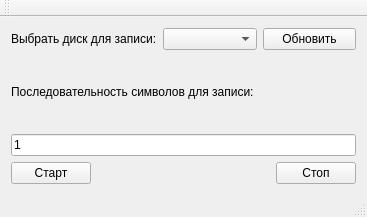
The window that mainwindow.ui (pivleonid/testRecord) describes before a commit, drawn with Qt 5.
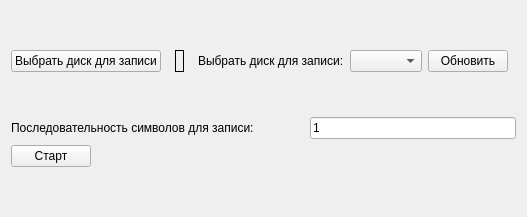
The same window after the commit.

```diff
--- a/mainwindow.ui
+++ b/mainwindow.ui
@@ -6,7 +6,7 @@
    <rect>
     <x>0</x>
     <y>0</y>
-    <width>367</width>
+    <width>527</width>
     <height>217</height>
    </rect>
   </property>
@@ -14,55 +14,109 @@
    <string>MainWindow</string>
   </property>
   <widget class="QWidget" name="centralWidget">
-   <layout class="QGridLayout" name="gridLayout_4">
-    <item row="0" column="0">
      <layout class="QGridLayout" name="gridLayout_3">
       <item row="0" column="0">
        <layout class="QGridLayout" name="gridLayout">
-        <item row="0" column="0">
+      <item row="0" column="7">
+       <spacer name="horizontalSpacer_2">
+        <property name="orientation">
+         <enum>Qt::Horizontal</enum>
+        </property>
+        <property name="sizeHint" stdset="0">
+         <size>
+          <width>40</width>
+          <height>20</height>
+         </size>
+        </property>
+       </spacer>
+      </item>
+      <item row="0" column="4">
          <widget class="QLabel" name="label">
           <property name="text">
            <string>Выбрать диск для записи:</string>
           </property>
          </widget>
         </item>
-        <item row="0" column="1">
+      <item row="0" column="5">
          <widget class="QComboBox" name="comboBox"/>
         </item>
-        <item row="0" column="2">
+      <item row="0" column="6">
          <widget class="QPushButton" name="refresh_btn">
           <property name="text">
            <string>Обновить</string>
           </property>
          </widget>
         </item>
+      <item row="0" column="0">
+       <widget class="QPushButton" name="linuxBtn">
+        <property name="text">
+         <string>Выбрать диск для записи</string>
+        </property>
+       </widget>
+      </item>
+      <item row="0" column="3">
+       <spacer name="horizontalSpacer">
+        <property name="orientation">
+         <enum>Qt::Horizontal</enum>
+        </property>
+        <property name="sizeHint" stdset="0">
+         <size>
+          <width>40</width>
+          <height>20</height>
+         </size>
+        </property>
+       </spacer>
+      </item>
+      <item row="0" column="2">
+       <widget class="QLabel" name="label_3">
+        <property name="frameShape">
+         <enum>QFrame::Panel</enum>
+        </property>
+        <property name="text">
+         <string/>
+        </property>
+       </widget>
+      </item>
+      <item row="0" column="1">
+       <spacer name="horizontalSpacer_4">
+        <property name="orientation">
+         <enum>Qt::Horizontal</enum>
+        </property>
+        <property name="sizeHint" stdset="0">
+         <size>
+          <width>40</width>
+          <height>20</height>
+         </size>
+        </property>
+       </spacer>
+      </item>
        </layout>
       </item>
       <item row="1" column="0">
+     <layout class="QGridLayout" name="gridLayout_2">
+      <item row="0" column="0" colspan="2">
        <widget class="QLabel" name="label_2">
         <property name="text">
          <string>Последовательность символов для записи:</string>
         </property>
        </widget>
       </item>
-      <item row="2" column="0">
+      <item row="0" column="2">
        <widget class="QLineEdit" name="symbols">
         <property name="text">
          <string>1</string>
         </property>
        </widget>
       </item>
-      <item row="3" column="0">
-       <layout class="QGridLayout" name="gridLayout_2">
-        <item row="0" column="0">
+      <item row="1" column="0">
          <widget class="QPushButton" name="startBtn">
           <property name="text">
            <string>Старт</string>
           </property>
          </widget>
         </item>
-        <item row="0" column="1">
-         <spacer name="horizontalSpacer">
+      <item row="1" column="1">
+       <spacer name="horizontalSpacer_3">
           <property name="orientation">
            <enum>Qt::Horizontal</enum>
           </property>
@@ -74,43 +128,18 @@
           </property>
          </spacer>
         </item>
-        <item row="0" column="2">
-         <widget class="QPushButton" name="stopBtn">
-          <property name="text">
-           <string>Стоп</string>
-          </property>
-         </widget>
-        </item>
        </layout>
       </item>
      </layout>
-    </item>
-   </layout>
+   <zorder>label_2</zorder>
+   <zorder>symbols</zorder>
+   <zorder>startBtn</zorder>
    <zorder></zorder>
    <zorder>label</zorder>
    <zorder>comboBox</zorder>
    <zorder>refresh_btn</zorder>
    <zorder>horizontalSpacer</zorder>
   </widget>
-  <widget class="QMenuBar" name="menuBar">
-   <property name="geometry">
-    <rect>
-     <x>0</x>
-     <y>0</y>
-     <width>367</width>
-     <height>26</height>
-    </rect>
-   </property>
-  </widget>
-  <widget class="QToolBar" name="mainToolBar">
-   <attribute name="toolBarArea">
-    <enum>TopToolBarArea</enum>
-   </attribute>
-   <attribute name="toolBarBreak">
-    <bool>false</bool>
-   </attribute>
-  </widget>
-  <widget class="QStatusBar" name="statusBar"/>
  </widget>
  <layoutdefault spacing="6" margin="11"/>
  <resources/>
```
Left out of the diff: 7 changed lines with no effect on the pictures. Lines whose indentation alone changed are shown as unchanged.
